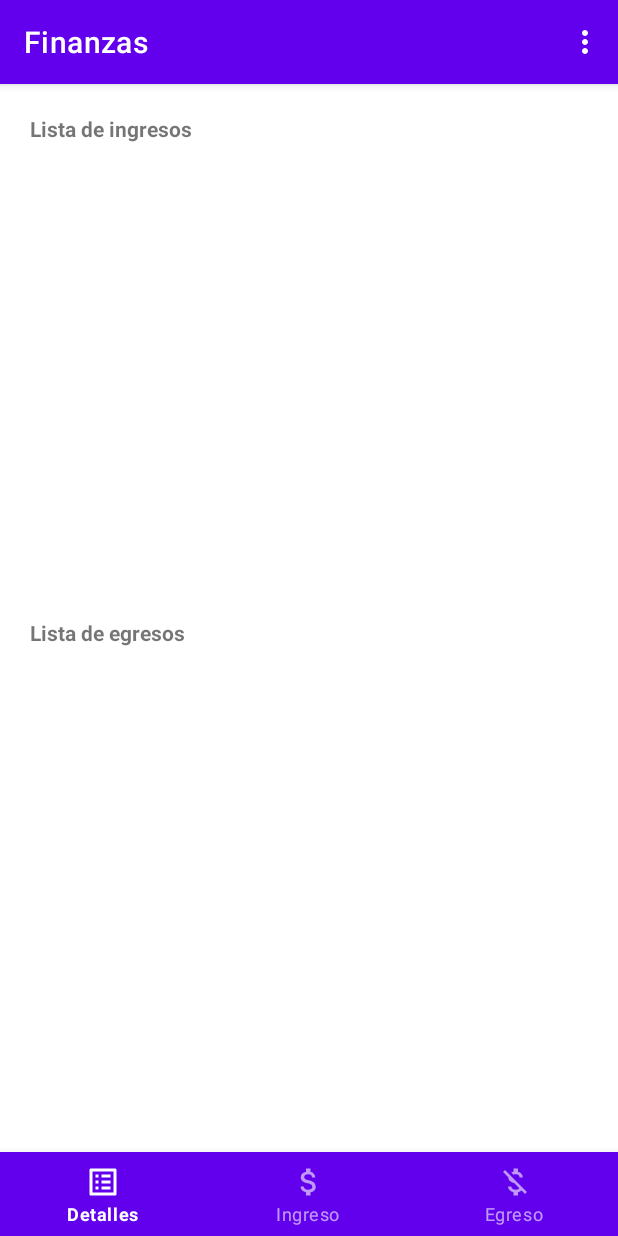
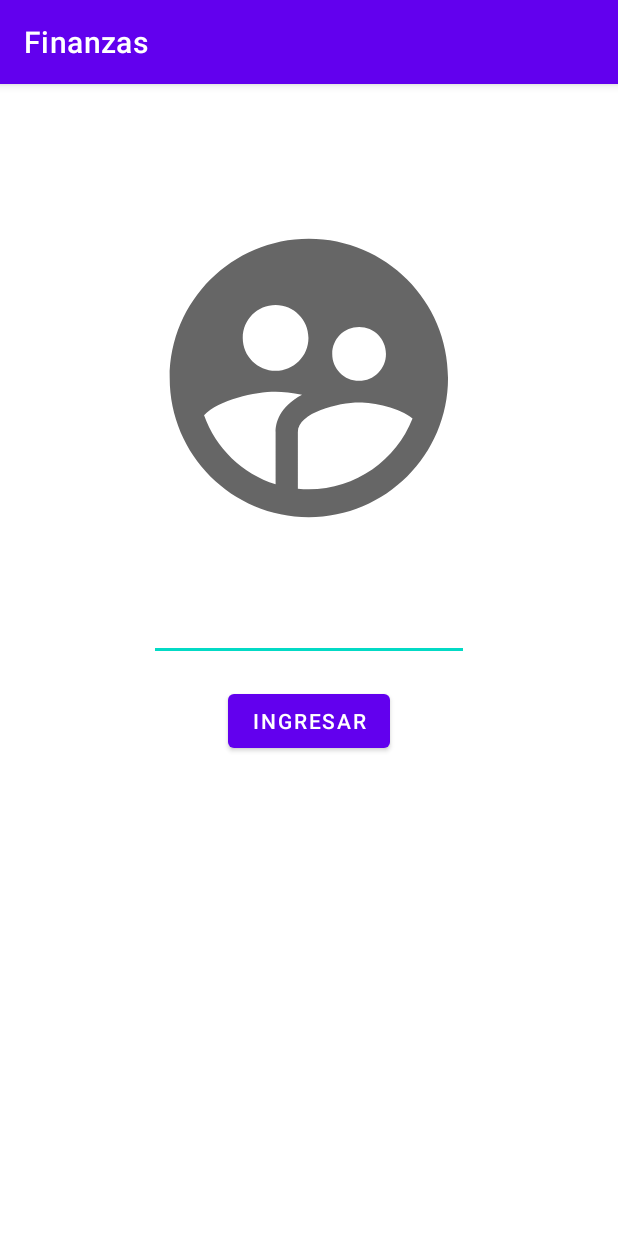
Before and after one commit to mrnlm/MFinanzas, an Android app: the screen it shows after launch (MainActivity before the commit, LoginActivity after it), on a phone screen of 412 x 824 dp. Run offline under Robolectric (Android 15) with nearby library versions, the phone set to English and light mode, and no system bars; our stand-ins replace Dagger/Hilt's generated code.

Commit message:
Login and doublePressBackToExit functionality

```diff
--- a/app/src/main/AndroidManifest.xml
+++ b/app/src/main/AndroidManifest.xml
@@ -11,13 +11,17 @@
         android:supportsRtl="true"
         android:theme="@style/Theme.Finanzas">
         <activity
-            android:name=".presentation.view.MainActivity"
+            android:name=".presentation.view.login.LoginActivity"
             android:exported="true">
             <intent-filter>
                 <action android:name="android.intent.action.MAIN" />
                 <category android:name="android.intent.category.LAUNCHER" />
             </intent-filter>
         </activity>
+        <activity
+            android:name=".presentation.view.MainActivity"
+            android:exported="true">
+        </activity>
     </application>
 
 </manifest>
--- /dev/null
+++ b/app/src/main/java/mariana/lzry/finanzas/presentation/controller/LoginController.kt
@@ -0,0 +1,20 @@
+package mariana.lzry.finanzas.presentation.controller
+
+import javax.inject.Inject
+import javax.inject.Singleton
+
+const val password = "1234"
+
+@Singleton
+class LoginController @Inject constructor(){
+
+    fun onLoginClicked(incomingPassword: String){
+        if(isValidPassword(incomingPassword)){
+
+        }
+    }
+
+    fun isValidPassword(incomingPassword: String): Boolean =
+        incomingPassword.compareTo(password) == 0
+
+}
--- /dev/null
+++ b/app/src/main/java/mariana/lzry/finanzas/presentation/view/login/LoginActivity.kt
@@ -0,0 +1,57 @@
+package mariana.lzry.finanzas.presentation.view.login
+
+import android.content.Context
+import android.content.Intent
+import android.os.Bundle
+import android.view.inputmethod.InputMethodManager
+import android.widget.Toast
+import androidx.appcompat.app.AppCompatActivity
+import dagger.hilt.android.AndroidEntryPoint
+import mariana.lzry.finanzas.R
+import mariana.lzry.finanzas.databinding.LoginActivityBinding
+import mariana.lzry.finanzas.presentation.controller.LoginController
+import mariana.lzry.finanzas.presentation.view.MainActivity
+import javax.inject.Inject
+
+@AndroidEntryPoint
+class LoginActivity : AppCompatActivity() {
+
+    @Inject
+    lateinit var loginController: LoginController
+
+    private lateinit var binding: LoginActivityBinding
+
+    override fun onCreate(savedInstanceState: Bundle?) {
+        super.onCreate(savedInstanceState)
+        initView()
+    }
+
+    private fun initView() {
+        binding = LoginActivityBinding.inflate(layoutInflater)
+        setContentView(binding.root)
+        setOnClickLogin()
+    }
+
+    private fun setOnClickLogin() {
+        binding.loginButton.setOnClickListener {
+            hideKeyboard()
+            validatePasswordAndContinueFlow()
+        }
+    }
+
+    private fun hideKeyboard(){
+        val inputManager = getSystemService(Context.INPUT_METHOD_SERVICE)
+        (inputManager as InputMethodManager).hideSoftInputFromWindow(binding.root.windowToken, 0)
+    }
+
+    private fun validatePasswordAndContinueFlow() {
+        val passwordText = binding.editTextTextPassword.editableText.toString()
+        if (loginController.isValidPassword(passwordText)) {
+            val intent = Intent(this, MainActivity::class.java)
+            startActivity(intent)
+            finish()
+        } else {
+            Toast.makeText(this, R.string.login_invalid_password, Toast.LENGTH_SHORT).show()
+        }
+    }
+}
--- /dev/null
+++ b/app/src/main/res/drawable/ic_user.xml
@@ -0,0 +1,5 @@
+<vector android:height="64dp" android:tint="#FFFFFF"
+    android:viewportHeight="24" android:viewportWidth="24"
+    android:width="64dp" xmlns:android="http://schemas.android.com/apk/res/android">
+    <path android:fillColor="@android:color/white" android:pathData="M11.99,2c-5.52,0 -10,4.48 -10,10s4.48,10 10,10 10,-4.48 10,-10 -4.48,-10 -10,-10zM15.6,8.34c1.07,0 1.93,0.86 1.93,1.93 0,1.07 -0.86,1.93 -1.93,1.93 -1.07,0 -1.93,-0.86 -1.93,-1.93 -0.01,-1.07 0.86,-1.93 1.93,-1.93zM9.6,6.76c1.3,0 2.36,1.06 2.36,2.36 0,1.3 -1.06,2.36 -2.36,2.36s-2.36,-1.06 -2.36,-2.36c0,-1.31 1.05,-2.36 2.36,-2.36zM9.6,15.89v3.75c-2.4,-0.75 -4.3,-2.6 -5.14,-4.96 1.05,-1.12 3.67,-1.69 5.14,-1.69 0.53,0 1.2,0.08 1.9,0.22 -1.64,0.87 -1.9,2.02 -1.9,2.68zM11.99,20c-0.27,0 -0.53,-0.01 -0.79,-0.04v-4.07c0,-1.42 2.94,-2.13 4.4,-2.13 1.07,0 2.92,0.39 3.84,1.15 -1.17,2.97 -4.06,5.09 -7.45,5.09z"/>
+</vector>
--- /dev/null
+++ b/app/src/main/res/layout/login_activity.xml
@@ -0,0 +1,55 @@
+<?xml version="1.0" encoding="utf-8"?>
+<androidx.constraintlayout.widget.ConstraintLayout xmlns:android="http://schemas.android.com/apk/res/android"
+    xmlns:app="http://schemas.android.com/apk/res-auto"
+    xmlns:tools="http://schemas.android.com/tools"
+    android:layout_width="match_parent"
+    android:layout_height="match_parent">
+
+    <androidx.constraintlayout.widget.Guideline
+        android:id="@+id/guideline2"
+        android:layout_width="wrap_content"
+        android:layout_height="wrap_content"
+        android:orientation="horizontal"
+        app:layout_constraintGuide_percent="0.11" />
+
+    <androidx.constraintlayout.widget.Guideline
+        android:id="@+id/guideline4"
+        android:layout_width="wrap_content"
+        android:layout_height="wrap_content"
+        android:orientation="horizontal"
+        app:layout_constraintGuide_percent="0.4" />
+
+    <ImageView
+        android:id="@+id/imageView2"
+        android:layout_width="0dp"
+        android:layout_height="0dp"
+        app:layout_constraintBottom_toTopOf="@+id/guideline4"
+        app:layout_constraintDimensionRatio="w,1:1"
+        app:layout_constraintEnd_toEndOf="parent"
+        app:layout_constraintStart_toStartOf="parent"
+        app:layout_constraintTop_toTopOf="@+id/guideline2"
+        app:srcCompat="@drawable/ic_user"
+        app:tint="@color/gray" />
+
+    <EditText
+        android:id="@+id/editTextTextPassword"
+        android:layout_width="wrap_content"
+        android:layout_height="wrap_content"
+        android:layout_marginTop="32dp"
+        android:ems="10"
+        android:gravity="center"
+        android:inputType="textPassword"
+        app:layout_constraintEnd_toEndOf="parent"
+        app:layout_constraintStart_toStartOf="parent"
+        app:layout_constraintTop_toTopOf="@+id/guideline4" />
+
+    <Button
+        android:id="@+id/login_button"
+        android:layout_width="wrap_content"
+        android:layout_height="wrap_content"
+        android:text="@string/button_login_login"
+        android:layout_marginTop="16dp"
+        app:layout_constraintEnd_toEndOf="@+id/editTextTextPassword"
+        app:layout_constraintStart_toStartOf="@+id/editTextTextPassword"
+        app:layout_constraintTop_toBottomOf="@+id/editTextTextPassword" />
+</androidx.constraintlayout.widget.ConstraintLayout>
--- a/app/src/main/res/values/colors.xml
+++ b/app/src/main/res/values/colors.xml
@@ -6,5 +6,6 @@
     <color name="teal_200">#FF03DAC5</color>
     <color name="teal_700">#FF018786</color>
     <color name="black">#FF000000</color>
+    <color name="gray">#FF666666</color>
     <color name="white">#FFFFFFFF</color>
 </resources>
--- a/app/src/main/res/values/strings.xml
+++ b/app/src/main/res/values/strings.xml
@@ -13,4 +13,6 @@
     <string name="income_succesfully_saved">¡Ingreso guardado!</string>
     <string name="title_details_incomes">Lista de ingresos</string>
     <string name="title_details_outcomes">Lista de egresos</string>
+    <string name="button_login_login">Ingresar</string>
+    <string name="login_invalid_password">¡Contraseña inválida!</string>
 </resources>
```
Also changed, not shown: app/src/main/java/mariana/lzry/finanzas/presentation/view/MainActivity.kt (+18 -0 lines).
